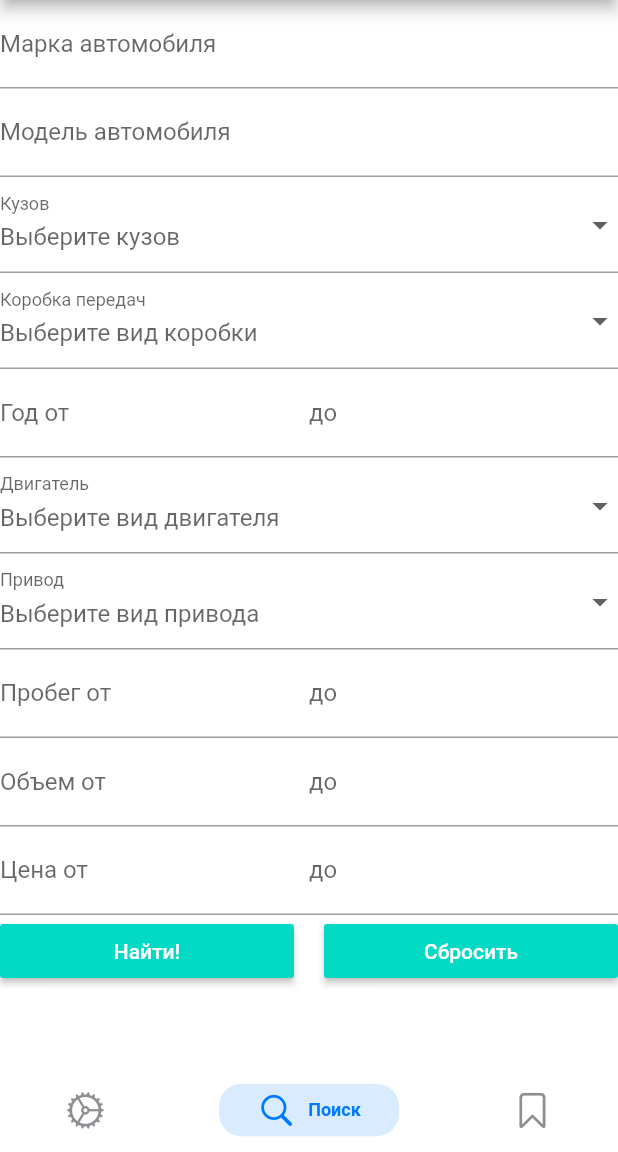
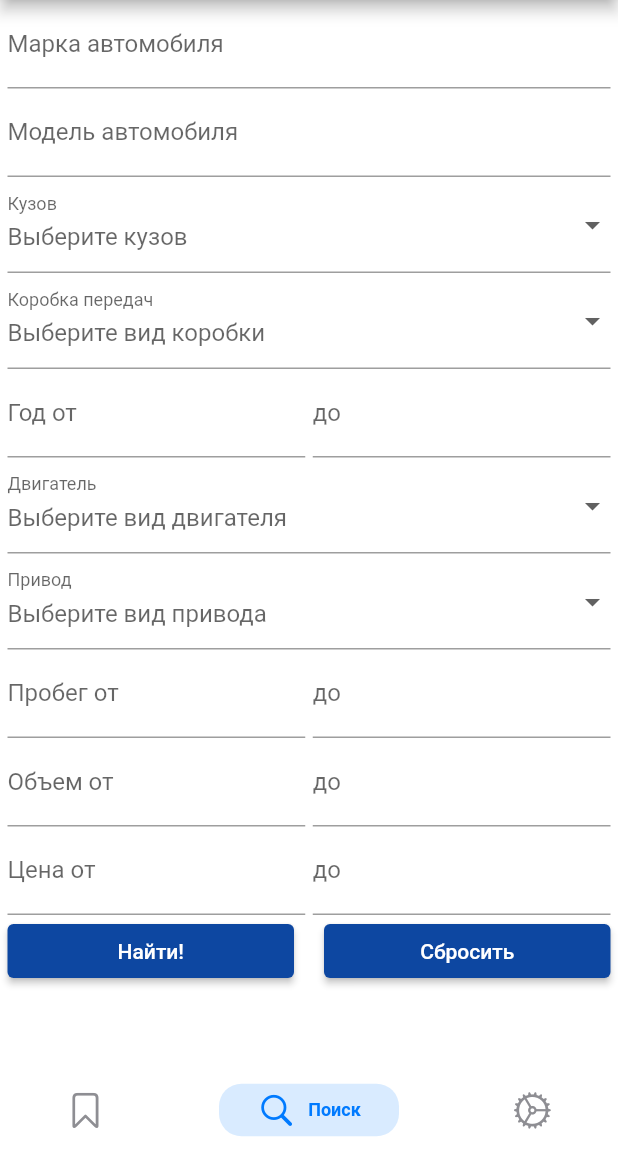
Before and after one commit to 50ShadesOfCode/autoapp_reworked, a Flutter app: the screen it shows after launch, item 2 of the bottom bar chosen, on a phone screen of 412 x 824 dp, the part 84-1236 px from its top. Run offline on Flutter 3.47's test engine with Material 2 defaults, Android fonts, the phone set to English and light mode, and no system bars; drawn by our look-alikes of flutter_form_builder, persistent_bottom_nav_bar; our stand-ins replace carousel_slider, flutter_local_notifications, flutter_native_timezone, photo_view, shared_preferences, sqflite and 1 more; missing offline and left inert: favorite_button, flutter_email_sender; accounts and stored records are empty.

Commit message:
Add changes from master.

```diff
--- a/lib/features/homepage/home_page.dart
+++ b/lib/features/homepage/home_page.dart
@@ -46,9 +46,9 @@ class HomePageState extends State<HomePage> {
 //список экранов для нижней панели
 List<Widget> _buildScreens() {
   return <Widget>[
+    Favorite(),
+    Search(),
     Settings(),
-    Search(),
-    Favorite(),
   ];
 }
 
@@ -56,8 +56,8 @@ List<Widget> _buildScreens() {
 List<PersistentBottomNavBarItem> _navbarsItems() {
   return <PersistentBottomNavBarItem>[
     PersistentBottomNavBarItem(
-      icon: const Icon(CupertinoIcons.settings_solid),
-      title: 'Настройки',
+      icon: const Icon(CupertinoIcons.bookmark),
+      title: 'Избранное',
       activeColorPrimary: CupertinoColors.activeBlue,
       inactiveColorPrimary: CupertinoColors.systemGrey,
     ),
@@ -68,8 +68,8 @@ List<PersistentBottomNavBarItem> _navbarsItems() {
       inactiveColorPrimary: CupertinoColors.systemGrey,
     ),
     PersistentBottomNavBarItem(
-      icon: const Icon(CupertinoIcons.bookmark),
-      title: 'Избранное',
+      icon: const Icon(CupertinoIcons.settings_solid),
+      title: 'Настройки',
       activeColorPrimary: CupertinoColors.activeBlue,
       inactiveColorPrimary: CupertinoColors.systemGrey,
     ),
--- a/lib/features/search/search.dart
+++ b/lib/features/search/search.dart
@@ -18,7 +18,9 @@ class _SearchState extends State<Search> {
       appBar: AppBar(
         title: const Text('Поиск'),
       ),
-      body: SingleChildScrollView(
+      body: Container(
+        margin: const EdgeInsets.symmetric(horizontal: 5),
+        child: SingleChildScrollView(
           child: Column(
             children: <Widget>[
               FormBuilder(
@@ -161,6 +163,9 @@ class _SearchState extends State<Search> {
                               ),
                             ),
                           ),
+                          const SizedBox(
+                            width: 5,
+                          ),
                           Expanded(
                             flex: 50,
                             child: FormBuilderTextField(
@@ -250,6 +255,9 @@ class _SearchState extends State<Search> {
                               ),
                             ),
                           ),
+                          const SizedBox(
+                            width: 5,
+                          ),
                           Expanded(
                             flex: 50,
                             child: FormBuilderTextField(
@@ -273,6 +281,9 @@ class _SearchState extends State<Search> {
                                 labelText: 'Объем от',
                               ),
                             ),
+                          ),
+                          const SizedBox(
+                            width: 5,
                           ),
                           Expanded(
                             flex: 50,
@@ -298,6 +309,9 @@ class _SearchState extends State<Search> {
                               ),
                             ),
                           ),
+                          const SizedBox(
+                            width: 5,
+                          ),
                           Expanded(
                             flex: 50,
                             child: FormBuilderTextField(
@@ -316,8 +330,7 @@ class _SearchState extends State<Search> {
               Row(
                 children: <Widget>[
                   Expanded(
-                  child: MaterialButton(
-                    color: Theme.of(context).colorScheme.secondary,
+                    child: ElevatedButton(
                       child: const Text(
                         'Найти!',
                         style: TextStyle(color: Colors.white),
@@ -328,8 +341,8 @@ class _SearchState extends State<Search> {
                         if (_formKey.currentState?.validate() == true) {
                           print(_formKey.currentState?.value);
                           //создаем ссылку на автомобили
-                        final String url = makeUrl(_formKey.currentState?.value
-                            as Map<String, dynamic>);
+                          final String url = makeUrl(_formKey
+                              .currentState?.value as Map<String, dynamic>);
                           print(url);
                           //переходим на страницу со списком автомобилей
                           Navigator.push(
@@ -347,8 +360,7 @@ class _SearchState extends State<Search> {
                   const SizedBox(width: 20),
                   //кнопка сбросить сбрасывает данные формы
                   Expanded(
-                  child: MaterialButton(
-                    color: Theme.of(context).colorScheme.secondary,
+                    child: ElevatedButton(
                       child: const Text(
                         'Сбросить',
                         style: TextStyle(color: Colors.white),
@@ -363,6 +375,7 @@ class _SearchState extends State<Search> {
             ],
           ),
         ),
+      ),
     );
   }
 }
--- a/lib/utils/notifications.dart
+++ b/lib/utils/notifications.dart
@@ -5,6 +5,8 @@ import 'package:flutter_local_notifications/flutter_local_notifications.dart';
 import 'package:http/http.dart' as http;
 import 'package:shared_preferences/shared_preferences.dart';
 import 'package:timezone/timezone.dart' as tz;
+
+//TODO: Add default notifications
 
 ///плагин для получения доступа к уведомлениям
 final FlutterLocalNotificationsPlugin flutterLocalNotificationsPlugin =
```
Also changed, not shown: core_ui/lib/src/app_theme.dart (+23 -0 lines), lib/features/favourite/favorite.dart (+10 -0 lines), lib/features/settings/settings.dart (+17 -13 lines). Lines whose indentation alone changed are shown as unchanged.
